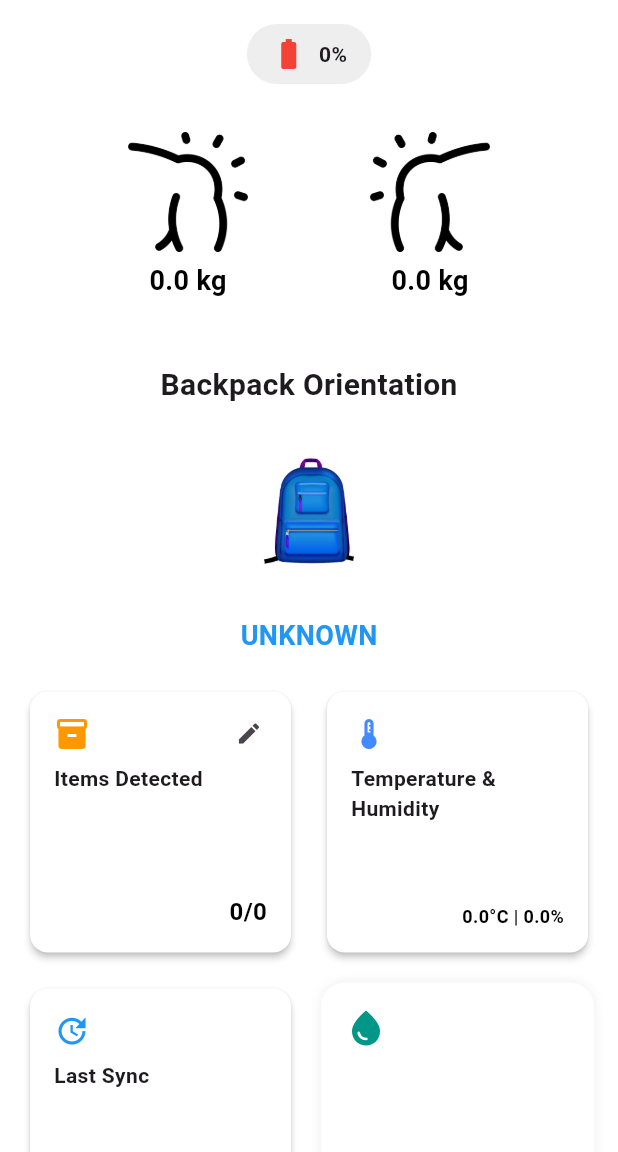
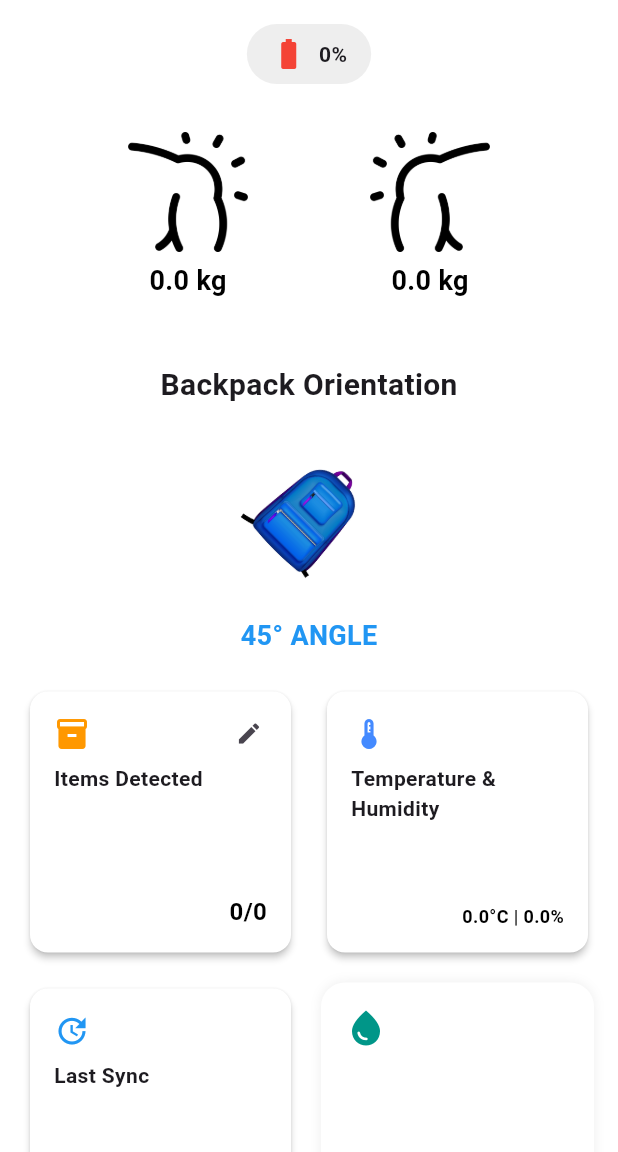
Before and after one commit to hirunaPankaja/Smart-Backpack, a Flutter app: the screen it shows after launch, on a phone screen of 412 x 824 dp, the part 84-1236 px from its top. Run offline on Flutter 3.47's test engine with Material 3 defaults, Android fonts, the phone set to English and light mode, and no system bars; our stand-ins replace awesome_notifications, firebase_core, firebase_database, fl_chart, flutter_dotenv, geocoding and 5 more; accounts and stored records are empty.

Commit message:
display exact angle value for angled orientation

```diff
--- a/smart_backpack/lib/widget/bag_overview_card.dart
+++ b/smart_backpack/lib/widget/bag_overview_card.dart
@@ -2,9 +2,14 @@ import 'package:flutter/material.dart';
 import 'dart:math';
 
 class BagOverviewCard extends StatefulWidget {
-  const BagOverviewCard({super.key, required this.orientation});
+  const BagOverviewCard({
+    super.key,
+    required this.orientation,
+    this.unknownAngle = pi/4, // Default 45 degrees for unknown
+  });
 
   final String orientation;
+  final double unknownAngle;
 
   @override
   State<BagOverviewCard> createState() => _BagOverviewCardState();
@@ -30,16 +35,28 @@ class _BagOverviewCardState extends State<BagOverviewCard> {
   }
 
   double getRotationAngle(String orientation) {
-    switch (orientation.toUpperCase()) {
-      case 'VERTICAL':
-        return 0.0;
-      case 'HORIZONTAL':
-        return pi / 2;
-      case 'UPSIDE_DOWN':
-        return pi;
-      default:
-        return 0.0;
+    final upperOrientation = orientation.toUpperCase();
+    const angleMap = {
+      'VERTICAL': 0.0,
+      'HORIZONTAL': pi / 2,
+      'UPSIDE_DOWN': pi,
+      'UNKNOWN': pi / 4,
+      '45° ANGLE': pi / 4,
+    };
+    return angleMap[upperOrientation] ?? 0.0;
+  }
+
+  Color getOrientationColor(String orientation) {
+    // No special color for 45° angle - all states use blue
+    return Colors.blue;
+  }
+
+  String getDisplayText(String orientation) {
+    final upperOrientation = orientation.toUpperCase();
+    if (upperOrientation == 'UNKNOWN') {
+      return '45° ANGLE';
     }
+    return upperOrientation;
   }
 
   @override
@@ -48,19 +65,19 @@ class _BagOverviewCardState extends State<BagOverviewCard> {
       child: Column(
         mainAxisAlignment: MainAxisAlignment.center,
         children: [
-          const SizedBox(height: 10), // Moves title slightly up
+          const SizedBox(height: 10),
           const Text(
             "Backpack Orientation",
-            style: TextStyle(fontSize: 20, fontWeight: FontWeight.bold),
+            style: TextStyle(
+              fontSize: 20,
+              fontWeight: FontWeight.bold,
+            ),
           ),
-          const SizedBox(height: 20), // Adds space before backpack
-          // ✅ Smooth rotation with visible motion effect
+          const SizedBox(height: 20),
           TweenAnimationBuilder<double>(
             tween: Tween<double>(begin: rotationAngle, end: rotationAngle),
-            duration: const Duration(
-              milliseconds: 1200,
-            ), // ✅ Slower, smoother motion
-            curve: Curves.easeInOutQuad, // ✅ Natural easing transition
+            duration: const Duration(milliseconds: 1200),
+            curve: Curves.easeInOutQuad,
             builder: (context, angle, child) {
               return Transform.rotate(
                 angle: angle,
@@ -69,22 +86,21 @@ class _BagOverviewCardState extends State<BagOverviewCard> {
                   width: 100,
                   height: 100,
                   child: Image.asset(
-                    'assests/backpack.png',
+                    'assests/backpack.png', // Fixed assets path
                     fit: BoxFit.contain,
+                    // Removed color tint for angled position
                   ),
                 ),
               );
             },
           ),
-
-          const SizedBox(height: 20), // Extra spacing for clarity
-
+          const SizedBox(height: 20),
           Text(
-            widget.orientation.toUpperCase(),
+            getDisplayText(widget.orientation),
             style: const TextStyle(
               fontSize: 18,
               fontWeight: FontWeight.bold,
-              color: Colors.blue,
+              color: Colors.blue, // Always blue now
             ),
           ),
         ],
```
